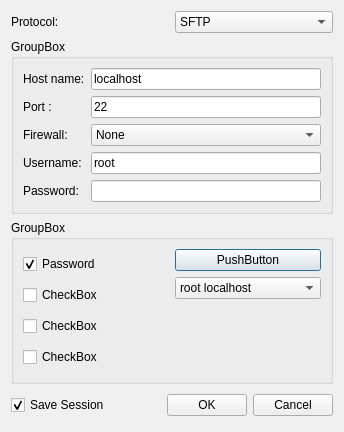
Above: src/remotehostquickconnectfinfodailog.ui from kitech/nullfxp before the change. Below: the same form after it.
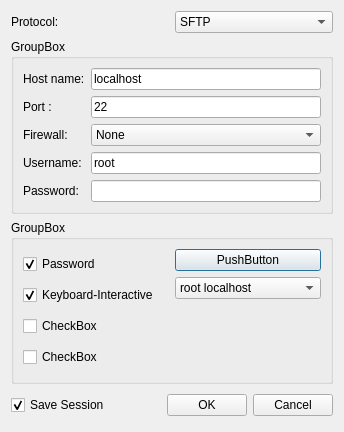
That is the form after the change.

Diff of the .ui file:
```diff
--- a/src/remotehostquickconnectfinfodailog.ui
+++ b/src/remotehostquickconnectfinfodailog.ui
@@ -138,13 +138,13 @@
         <item>
          <widget class="QCheckBox" name="checkBox_2" >
           <property name="text" >
-           <string>CheckBox</string>
+           <string>Keyboard-Interactive</string>
           </property>
           <property name="checkable" >
            <bool>true</bool>
           </property>
           <property name="checked" >
-           <bool>false</bool>
+           <bool>true</bool>
           </property>
          </widget>
         </item>
```
